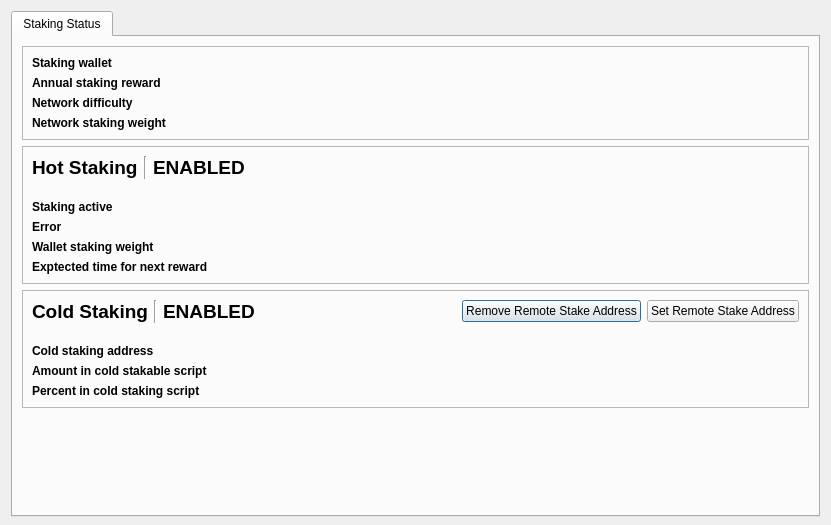
The window that src/qt/forms/stakingdialog.ui (Bitcoin-Confidential/BitcoinC-Core) describes before a commit, drawn with Qt 5.
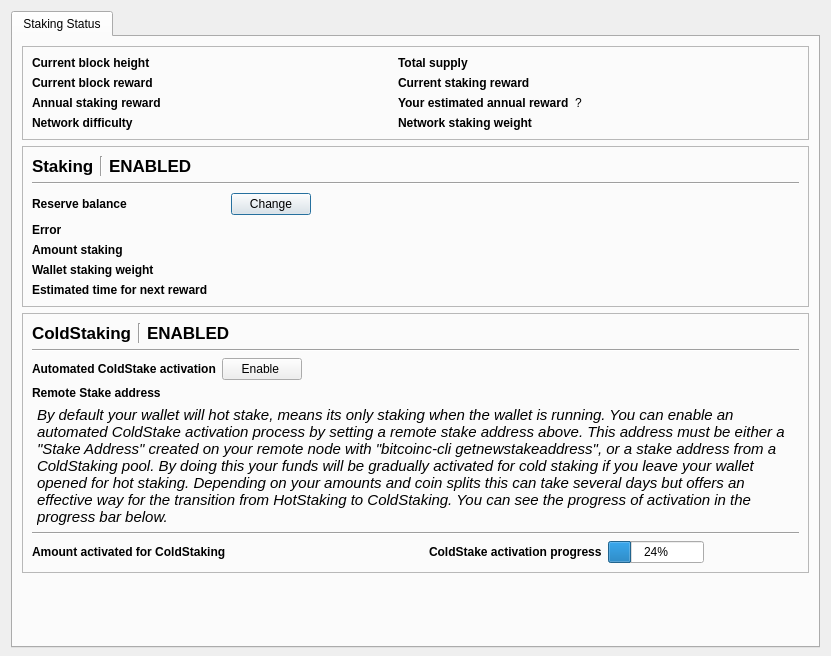
The same window after the commit.

Commit message:
qt: Improved staking tab
- Added some blockchain related info
- Fixed formating of numbers and amounts
- Highlight Enabled/Disabled
- More intuitive ColdStaking setup handling
- Added reserve balance

The edit to the form file:
```diff
--- a/src/qt/forms/stakingdialog.ui
+++ b/src/qt/forms/stakingdialog.ui
@@ -7,7 +7,7 @@
     <x>0</x>
     <y>0</y>
     <width>831</width>
-    <height>525</height>
+    <height>656</height>
    </rect>
   </property>
   <property name="windowTitle">
@@ -49,11 +49,22 @@
          </property>
          <layout class="QVBoxLayout" name="verticalLayout_13">
           <item>
-           <layout class="QHBoxLayout" name="horizontalLayout_7">
-            <item>
-             <layout class="QVBoxLayout" name="verticalLayout_14">
-              <item>
-               <widget class="QLabel" name="label_14">
+           <layout class="QGridLayout" name="gridLayout_4">
+            <item row="0" column="3">
+             <widget class="QLabel" name="lblTotalSupply">
+              <property name="sizePolicy">
+               <sizepolicy hsizetype="Expanding" vsizetype="Preferred">
+                <horstretch>0</horstretch>
+                <verstretch>0</verstretch>
+               </sizepolicy>
+              </property>
+              <property name="text">
+               <string/>
+              </property>
+             </widget>
+            </item>
+            <item row="0" column="2">
+             <widget class="QLabel" name="label_13">
                 <property name="font">
                  <font>
                   <weight>75</weight>
@@ -61,12 +72,25 @@
                  </font>
                 </property>
                 <property name="text">
-                 <string>Staking wallet</string>
+               <string>Total supply</string>
                 </property>
                </widget>
               </item>
-              <item>
-               <widget class="QLabel" name="label_8">
+            <item row="0" column="1">
+             <widget class="QLabel" name="lblCurrentHeight">
+              <property name="sizePolicy">
+               <sizepolicy hsizetype="Expanding" vsizetype="Preferred">
+                <horstretch>0</horstretch>
+                <verstretch>0</verstretch>
+               </sizepolicy>
+              </property>
+              <property name="text">
+               <string/>
+              </property>
+             </widget>
+            </item>
+            <item row="2" column="0">
+             <widget class="QLabel" name="label_10">
                 <property name="font">
                  <font>
                   <weight>75</weight>
@@ -74,11 +98,44 @@
                  </font>
                 </property>
                 <property name="text">
-                 <string>Annual staking reward</string>
+               <string>Current block reward</string>
                 </property>
                </widget>
               </item>
-              <item>
+            <item row="2" column="1">
+             <widget class="QLabel" name="lblBlockReward">
+              <property name="sizePolicy">
+               <sizepolicy hsizetype="Expanding" vsizetype="Preferred">
+                <horstretch>0</horstretch>
+                <verstretch>0</verstretch>
+               </sizepolicy>
+              </property>
+              <property name="text">
+               <string/>
+              </property>
+             </widget>
+            </item>
+            <item row="0" column="0">
+             <widget class="QLabel" name="label_12">
+              <property name="font">
+               <font>
+                <weight>75</weight>
+                <bold>true</bold>
+               </font>
+              </property>
+              <property name="text">
+               <string>Current block height</string>
+              </property>
+             </widget>
+            </item>
+            <item row="4" column="1">
+             <widget class="QLabel" name="lblStakingDiff">
+              <property name="text">
+               <string/>
+              </property>
+             </widget>
+            </item>
+            <item row="4" column="0">
                <widget class="QLabel" name="label_9">
                 <property name="font">
                  <font>
@@ -91,7 +148,59 @@
                 </property>
                </widget>
               </item>
-              <item>
+            <item row="3" column="1">
+             <widget class="QLabel" name="lblAnnualStakingReward">
+              <property name="sizePolicy">
+               <sizepolicy hsizetype="Expanding" vsizetype="Preferred">
+                <horstretch>0</horstretch>
+                <verstretch>0</verstretch>
+               </sizepolicy>
+              </property>
+              <property name="text">
+               <string/>
+              </property>
+             </widget>
+            </item>
+            <item row="3" column="0">
+             <widget class="QLabel" name="lblAnnualStakingRewardLabel">
+              <property name="font">
+               <font>
+                <weight>75</weight>
+                <bold>true</bold>
+               </font>
+              </property>
+              <property name="text">
+               <string>Annual staking reward</string>
+              </property>
+             </widget>
+            </item>
+            <item row="2" column="2">
+             <widget class="QLabel" name="label_14">
+              <property name="font">
+               <font>
+                <weight>75</weight>
+                <bold>true</bold>
+               </font>
+              </property>
+              <property name="text">
+               <string>Current staking reward</string>
+              </property>
+             </widget>
+            </item>
+            <item row="2" column="3">
+             <widget class="QLabel" name="lblStakingReward">
+              <property name="sizePolicy">
+               <sizepolicy hsizetype="Expanding" vsizetype="Preferred">
+                <horstretch>0</horstretch>
+                <verstretch>0</verstretch>
+               </sizepolicy>
+              </property>
+              <property name="text">
+               <string/>
+              </property>
+             </widget>
+            </item>
+            <item row="4" column="2">
                <widget class="QLabel" name="label_11">
                 <property name="font">
                  <font>
@@ -104,61 +213,38 @@
                 </property>
                </widget>
               </item>
-             </layout>
-            </item>
-            <item>
-             <spacer name="horizontalSpacer_8">
-              <property name="orientation">
-               <enum>Qt::Horizontal</enum>
-              </property>
-              <property name="sizeType">
-               <enum>QSizePolicy::Preferred</enum>
-              </property>
-              <property name="sizeHint" stdset="0">
-               <size>
-                <width>5</width>
-                <height>20</height>
-               </size>
-              </property>
-             </spacer>
-            </item>
-            <item>
-             <layout class="QVBoxLayout" name="verticalLayout_15">
-              <item>
-               <widget class="QLabel" name="lblStakingWallet">
-                <property name="sizePolicy">
-                 <sizepolicy hsizetype="Expanding" vsizetype="Preferred">
-                  <horstretch>0</horstretch>
-                  <verstretch>0</verstretch>
-                 </sizepolicy>
-                </property>
-                <property name="text">
-                 <string/>
-                </property>
-               </widget>
-              </item>
-              <item>
-               <widget class="QLabel" name="lblStakingReward">
-                <property name="text">
-                 <string/>
-                </property>
-               </widget>
-              </item>
-              <item>
-               <widget class="QLabel" name="lblStakingDiff">
-                <property name="text">
-                 <string/>
-                </property>
-               </widget>
-              </item>
-              <item>
+            <item row="4" column="3">
                <widget class="QLabel" name="lblStakingNetWeight">
                 <property name="text">
                  <string/>
                 </property>
                </widget>
               </item>
-             </layout>
+            <item row="3" column="2">
+             <widget class="QLabel" name="lblMyAnnualStakingRewardLabel">
+              <property name="font">
+               <font>
+                <weight>75</weight>
+                <bold>true</bold>
+               </font>
+              </property>
+              <property name="text">
+               <string>Your estimated annual reward</string>
+              </property>
+             </widget>
+            </item>
+            <item row="3" column="3">
+             <widget class="QLabel" name="lblMyAnnualStakingReward">
+              <property name="sizePolicy">
+               <sizepolicy hsizetype="Expanding" vsizetype="Preferred">
+                <horstretch>0</horstretch>
+                <verstretch>0</verstretch>
+               </sizepolicy>
+              </property>
+              <property name="text">
+               <string>?</string>
+              </property>
+             </widget>
             </item>
            </layout>
           </item>
@@ -183,7 +269,7 @@
           <item>
            <layout class="QHBoxLayout" name="horizontalLayoutCoinControl1_2">
             <property name="bottomMargin">
-             <number>15</number>
+             <number>0</number>
             </property>
             <item>
              <widget class="QLabel" name="labelCoinControlFeatures_5">
@@ -195,7 +281,7 @@
               </property>
               <property name="font">
                <font>
-                <pointsize>14</pointsize>
+                <pointsize>13</pointsize>
                 <weight>75</weight>
                 <bold>true</bold>
                 <underline>false</underline>
@@ -205,7 +291,7 @@
                <string notr="true">font-weight:bold;</string>
               </property>
               <property name="text">
-               <string>Hot Staking</string>
+               <string>Staking</string>
               </property>
              </widget>
             </item>
@@ -226,7 +312,7 @@
               </property>
               <property name="font">
                <font>
-                <pointsize>14</pointsize>
+                <pointsize>13</pointsize>
                 <weight>75</weight>
                 <bold>true</bold>
                 <underline>false</underline>
@@ -243,24 +329,28 @@
            </layout>
           </item>
           <item>
-           <layout class="QHBoxLayout" name="horizontalLayout_3">
-            <item>
-             <layout class="QVBoxLayout" name="verticalLayout_4">
-              <item>
-               <widget class="QLabel" name="lblHotStakingActiveLabel">
-                <property name="font">
-                 <font>
-                  <weight>75</weight>
-                  <bold>true</bold>
-                 </font>
-                </property>
-                <property name="text">
-                 <string>Staking active</string>
-                </property>
+           <widget class="Line" name="line_8">
+            <property name="orientation">
+             <enum>Qt::Horizontal</enum>
+            </property>
                </widget>
               </item>
               <item>
-               <widget class="QLabel" name="lblHotStakingErrorLabel">
+           <layout class="QGridLayout" name="gridLayout_3">
+            <item row="0" column="0">
+             <widget class="QLabel" name="lblHotStakingErrorLabel_2">
+              <property name="minimumSize">
+               <size>
+                <width>0</width>
+                <height>26</height>
+               </size>
+              </property>
+              <property name="maximumSize">
+               <size>
+                <width>16777215</width>
+                <height>26</height>
+               </size>
+              </property>
                 <property name="font">
                  <font>
                   <weight>75</weight>
@@ -268,11 +358,11 @@
                  </font>
                 </property>
                 <property name="text">
-                 <string>Error</string>
+               <string>Reserve balance</string>
                 </property>
                </widget>
               </item>
-              <item>
+            <item row="3" column="0">
                <widget class="QLabel" name="lblHotStakingWalletWeightLabel">
                 <property name="font">
                  <font>
@@ -285,7 +375,7 @@
                 </property>
                </widget>
               </item>
-              <item>
+            <item row="4" column="0">
                <widget class="QLabel" name="lblHotStakingExpectedTimeLabel">
                 <property name="font">
                  <font>
@@ -294,11 +384,65 @@
                  </font>
                 </property>
                 <property name="text">
-                 <string>Exptected time for next reward</string>
+               <string>Estimated time for next reward</string>
                 </property>
                </widget>
               </item>
-             </layout>
+            <item row="1" column="0">
+             <widget class="QLabel" name="lblHotStakingErrorLabel">
+              <property name="font">
+               <font>
+                <weight>75</weight>
+                <bold>true</bold>
+               </font>
+              </property>
+              <property name="text">
+               <string>Error</string>
+              </property>
+             </widget>
+            </item>
+            <item row="2" column="0">
+             <widget class="QLabel" name="lblHotStakingAmountLabel">
+              <property name="font">
+               <font>
+                <weight>75</weight>
+                <bold>true</bold>
+               </font>
+              </property>
+              <property name="text">
+               <string>Amount staking</string>
+              </property>
+             </widget>
+            </item>
+            <item row="0" column="1">
+             <layout class="QHBoxLayout" name="horizontalLayout_3">
+              <property name="spacing">
+               <number>0</number>
+              </property>
+              <item>
+               <widget class="QLabel" name="lblHotStakingReserve">
+                <property name="sizePolicy">
+                 <sizepolicy hsizetype="Preferred" vsizetype="Preferred">
+                  <horstretch>0</horstretch>
+                  <verstretch>0</verstretch>
+                 </sizepolicy>
+                </property>
+                <property name="minimumSize">
+                 <size>
+                  <width>0</width>
+                  <height>26</height>
+                 </size>
+                </property>
+                <property name="maximumSize">
+                 <size>
+                  <width>16777215</width>
+                  <height>26</height>
+                 </size>
+                </property>
+                <property name="text">
+                 <string/>
+                </property>
+               </widget>
             </item>
             <item>
              <spacer name="horizontalSpacer_7">
@@ -306,46 +450,69 @@
                <enum>Qt::Horizontal</enum>
               </property>
               <property name="sizeType">
-               <enum>QSizePolicy::Preferred</enum>
+                 <enum>QSizePolicy::Fixed</enum>
               </property>
               <property name="sizeHint" stdset="0">
                <size>
-                <width>5</width>
+                  <width>10</width>
                 <height>20</height>
                </size>
               </property>
              </spacer>
             </item>
             <item>
-             <layout class="QVBoxLayout" name="verticalLayout_5">
-              <item>
-               <widget class="QLabel" name="lblHotStakingActive">
-                <property name="sizePolicy">
-                 <sizepolicy hsizetype="Expanding" vsizetype="Preferred">
-                  <horstretch>0</horstretch>
-                  <verstretch>0</verstretch>
-                 </sizepolicy>
-                </property>
+               <widget class="QPushButton" name="btnChangeReserveBalance">
                 <property name="text">
-                 <string/>
+                 <string>Change</string>
                 </property>
                </widget>
               </item>
               <item>
+               <spacer name="horizontalSpacer_5">
+                <property name="orientation">
+                 <enum>Qt::Horizontal</enum>
+                </property>
+                <property name="sizeType">
+                 <enum>QSizePolicy::Expanding</enum>
+                </property>
+                <property name="sizeHint" stdset="0">
+                 <size>
+                  <width>40</width>
+                  <height>20</height>
+                 </size>
+                </property>
+               </spacer>
+              </item>
+             </layout>
+            </item>
+            <item row="1" column="1">
                <widget class="QLabel" name="lblHotStakingError">
+              <property name="sizePolicy">
+               <sizepolicy hsizetype="Expanding" vsizetype="Preferred">
+                <horstretch>0</horstretch>
+                <verstretch>0</verstretch>
+               </sizepolicy>
+              </property>
                 <property name="text">
                  <string/>
                 </property>
                </widget>
               </item>
-              <item>
+            <item row="2" column="1">
+             <widget class="QLabel" name="lblHotStakingAmount">
+              <property name="text">
+               <string/>
+              </property>
+             </widget>
+            </item>
+            <item row="3" column="1">
                <widget class="QLabel" name="lblHotStakingWalletWeight">
                 <property name="text">
                  <string/>
                 </property>
                </widget>
               </item>
-              <item>
+            <item row="4" column="1">
                <widget class="QLabel" name="lblHotStakingExpectedTime">
                 <property name="text">
                  <string/>
@@ -355,8 +522,6 @@
              </layout>
             </item>
            </layout>
-          </item>
-         </layout>
         </widget>
        </item>
        <item>
@@ -373,11 +538,11 @@
          <property name="frameShadow">
           <enum>QFrame::Raised</enum>
          </property>
-         <layout class="QVBoxLayout" name="verticalLayout_9">
+         <layout class="QVBoxLayout" name="verticalLayout_4">
           <item>
-           <layout class="QHBoxLayout" name="horizontalLayoutCoinControl1_3">
+           <layout class="QHBoxLayout" name="horizontalLayoutCoinControl1_4">
             <property name="bottomMargin">
-             <number>15</number>
+             <number>0</number>
             </property>
             <item>
              <widget class="QLabel" name="labelCoinControlFeatures_6">
@@ -389,7 +554,7 @@
               </property>
               <property name="font">
                <font>
-                <pointsize>14</pointsize>
+                <pointsize>13</pointsize>
                 <weight>75</weight>
                 <bold>true</bold>
                 <underline>false</underline>
@@ -399,7 +564,7 @@
                <string notr="true">font-weight:bold;</string>
               </property>
               <property name="text">
-               <string>Cold Staking</string>
+               <string>ColdStaking</string>
               </property>
              </widget>
             </item>
@@ -420,7 +585,7 @@
               </property>
               <property name="font">
                <font>
-                <pointsize>14</pointsize>
+                <pointsize>13</pointsize>
                 <weight>75</weight>
                 <bold>true</bold>
                 <underline>false</underline>
@@ -434,27 +599,18 @@
               </property>
              </widget>
             </item>
-            <item>
-             <widget class="QPushButton" name="btnRemoveColdStakingAddress">
-              <property name="text">
-               <string>Remove Remote Stake Address</string>
-              </property>
-             </widget>
-            </item>
-            <item>
-             <widget class="QPushButton" name="btnChangeColdStakingAddress">
-              <property name="text">
-               <string>Set Remote Stake Address</string>
-              </property>
-             </widget>
-            </item>
            </layout>
           </item>
           <item>
-           <layout class="QHBoxLayout" name="horizontalLayout_5">
+           <widget class="Line" name="line_5">
+            <property name="orientation">
+             <enum>Qt::Horizontal</enum>
+            </property>
+           </widget>
+          </item>
             <item>
-             <layout class="QVBoxLayout" name="verticalLayout_6">
-              <item>
+           <layout class="QGridLayout" name="gridLayout_2">
+            <item row="1" column="0">
                <widget class="QLabel" name="lblColdStakingAddressLabel">
                 <property name="font">
                  <font>
@@ -463,12 +619,12 @@
                  </font>
                 </property>
                 <property name="text">
-                 <string>Cold staking address</string>
+               <string>Remote Stake address</string>
                 </property>
                </widget>
               </item>
-              <item>
-               <widget class="QLabel" name="lblColdStakingCoinInScriptLabel">
+            <item row="0" column="0">
+             <widget class="QLabel" name="label">
                 <property name="font">
                  <font>
                   <weight>75</weight>
@@ -476,44 +632,11 @@
                  </font>
                 </property>
                 <property name="text">
-                 <string>Amount in cold stakable script</string>
+               <string>Automated ColdStake activation</string>
                 </property>
                </widget>
               </item>
-              <item>
-               <widget class="QLabel" name="lblColdStakingPercentLabel">
-                <property name="font">
-                 <font>
-                  <weight>75</weight>
-                  <bold>true</bold>
-                 </font>
-                </property>
-                <property name="text">
-                 <string>Percent in cold staking script</string>
-                </property>
-               </widget>
-              </item>
-             </layout>
-            </item>
-            <item>
-             <spacer name="horizontalSpacer_3">
-              <property name="orientation">
-               <enum>Qt::Horizontal</enum>
-              </property>
-              <property name="sizeType">
-               <enum>QSizePolicy::Preferred</enum>
-              </property>
-              <property name="sizeHint" stdset="0">
-               <size>
-                <width>5</width>
-                <height>20</height>
-               </size>
-              </property>
-             </spacer>
-            </item>
-            <item>
-             <layout class="QVBoxLayout" name="verticalLayout_7">
-              <item>
+            <item row="1" column="1">
                <widget class="QLabel" name="lblColdStakingAddress">
                 <property name="sizePolicy">
                  <sizepolicy hsizetype="Expanding" vsizetype="Preferred">
@@ -529,19 +652,173 @@
                 </property>
                </widget>
               </item>
+            <item row="0" column="1">
+             <layout class="QHBoxLayout" name="horizontalLayout_5">
               <item>
-               <widget class="QLabel" name="lblColdStakingCoinInScript">
+               <widget class="QPushButton" name="btnChangeColdStakingAddress">
                 <property name="text">
-                 <string/>
+                 <string>Enable </string>
                 </property>
+                <property name="autoDefault">
+                 <bool>false</bool>
+                </property>
                </widget>
               </item>
               <item>
-               <widget class="QLabel" name="lblColdStakingPercent">
+               <spacer name="horizontalSpacer_3">
+                <property name="orientation">
+                 <enum>Qt::Horizontal</enum>
+                </property>
+                <property name="sizeHint" stdset="0">
+                 <size>
+                  <width>40</width>
+                  <height>20</height>
+                 </size>
+                </property>
+               </spacer>
+              </item>
+             </layout>
+            </item>
+           </layout>
+          </item>
+          <item>
+           <layout class="QHBoxLayout" name="horizontalLayout_2">
+            <item>
+             <spacer name="horizontalSpacer_2">
+              <property name="orientation">
+               <enum>Qt::Horizontal</enum>
+              </property>
+              <property name="sizeType">
+               <enum>QSizePolicy::Fixed</enum>
+              </property>
+              <property name="sizeHint" stdset="0">
+               <size>
+                <width>5</width>
+                <height>5</height>
+               </size>
+              </property>
+             </spacer>
+            </item>
+            <item>
+             <widget class="QLabel" name="label_2">
+              <property name="minimumSize">
+               <size>
+                <width>0</width>
+                <height>65</height>
+               </size>
+              </property>
+              <property name="font">
+               <font>
+                <pointsize>11</pointsize>
+                <italic>true</italic>
+               </font>
+              </property>
+              <property name="styleSheet">
+               <string notr="true"/>
+              </property>
                 <property name="text">
+               <string>By default your wallet will hot stake, means its only staking when the wallet is running. You can enable an automated ColdStake activation process by setting a remote stake address above. This address must be either a &quot;Stake Address&quot; created on your remote node with &quot;bitcoinc-cli getnewstakeaddress&quot;, or a stake address from a ColdStaking pool. By doing this your funds will be gradually activated for cold staking if you leave your wallet opened for hot staking. Depending on your amounts and coin splits this can take several days but offers an effective way for the transition from HotStaking to ColdStaking. You can see the progress of activation in the progress bar below.</string>
+              </property>
+              <property name="wordWrap">
+               <bool>true</bool>
+              </property>
+             </widget>
+            </item>
+           </layout>
+          </item>
+          <item>
+           <widget class="Line" name="coldStakingLowerLine">
+            <property name="orientation">
+             <enum>Qt::Horizontal</enum>
+            </property>
+           </widget>
+          </item>
+          <item>
+           <layout class="QGridLayout" name="gridLayout">
+            <item row="0" column="2">
+             <widget class="QLabel" name="lblColdStakingPercentLabel">
+              <property name="font">
+               <font>
+                <weight>75</weight>
+                <bold>true</bold>
+               </font>
+              </property>
+              <property name="text">
+               <string>ColdStake activation progress</string>
+              </property>
+             </widget>
+            </item>
+            <item row="0" column="0">
+             <widget class="QLabel" name="lblColdStakingAmountLabel">
+              <property name="font">
+               <font>
+                <weight>75</weight>
+                <bold>true</bold>
+               </font>
+              </property>
+              <property name="text">
+               <string>Amount activated for ColdStaking</string>
+              </property>
+             </widget>
+            </item>
+            <item row="0" column="1">
+             <widget class="QLabel" name="lblColdStakingAmount">
+              <property name="sizePolicy">
+               <sizepolicy hsizetype="Expanding" vsizetype="Preferred">
+                <horstretch>0</horstretch>
+                <verstretch>0</verstretch>
+               </sizepolicy>
+              </property>
+              <property name="text">
                  <string/>
                 </property>
-               </widget>
+              <property name="textInteractionFlags">
+               <set>Qt::LinksAccessibleByMouse|Qt::TextSelectableByKeyboard|Qt::TextSelectableByMouse</set>
+              </property>
+             </widget>
+            </item>
+            <item row="0" column="3">
+             <layout class="QHBoxLayout" name="horizontalLayout">
+              <item>
+               <widget class="QProgressBar" name="progressColdStaking">
+                <property name="sizePolicy">
+                 <sizepolicy hsizetype="Expanding" vsizetype="Preferred">
+                  <horstretch>0</horstretch>
+                  <verstretch>0</verstretch>
+                 </sizepolicy>
+                </property>
+                <property name="styleSheet">
+                 <string notr="true"/>
+                </property>
+                <property name="value">
+                 <number>24</number>
+                </property>
+                <property name="alignment">
+                 <set>Qt::AlignCenter</set>
+                </property>
+                <property name="textVisible">
+                 <bool>true</bool>
+                </property>
+                <property name="orientation">
+                 <enum>Qt::Horizontal</enum>
+                </property>
+                <property name="invertedAppearance">
+                 <bool>false</bool>
+                </property>
+               </widget>
+              </item>
+              <item>
+               <spacer name="horizontalSpacer_6">
+                <property name="orientation">
+                 <enum>Qt::Horizontal</enum>
+                </property>
+                <property name="sizeHint" stdset="0">
+                 <size>
+                  <width>40</width>
+                  <height>20</height>
+                 </size>
+                </property>
+               </spacer>
               </item>
              </layout>
             </item>
```
Left out of the diff: 10 changed lines with no effect on the pictures. Lines whose indentation alone changed are shown as unchanged. The commit also changes 3 other files.
